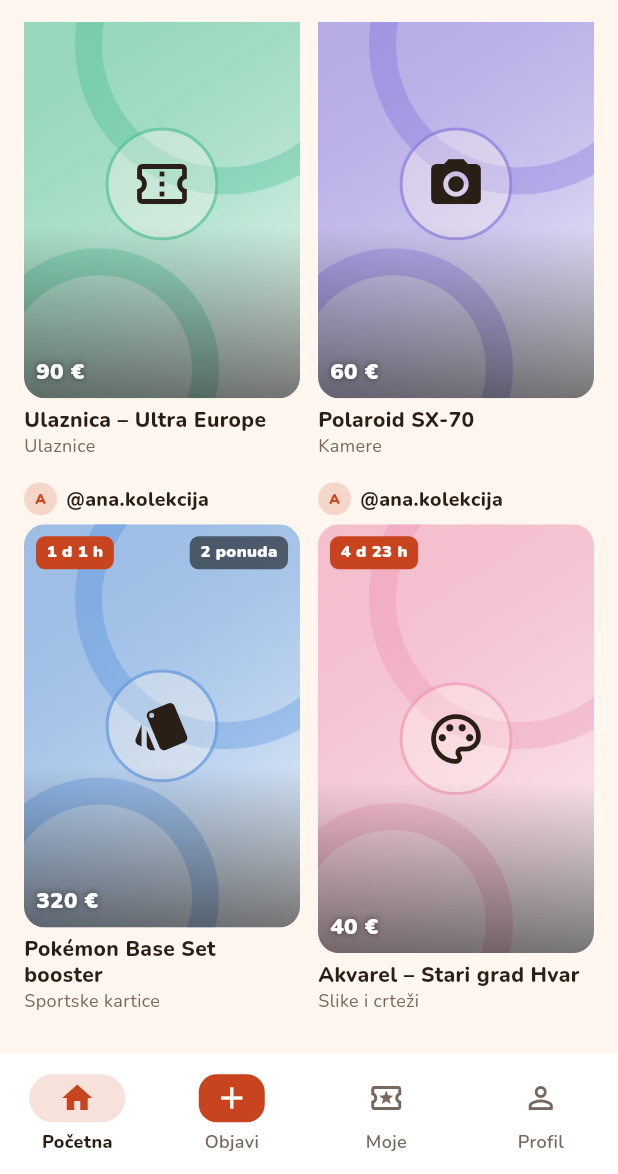
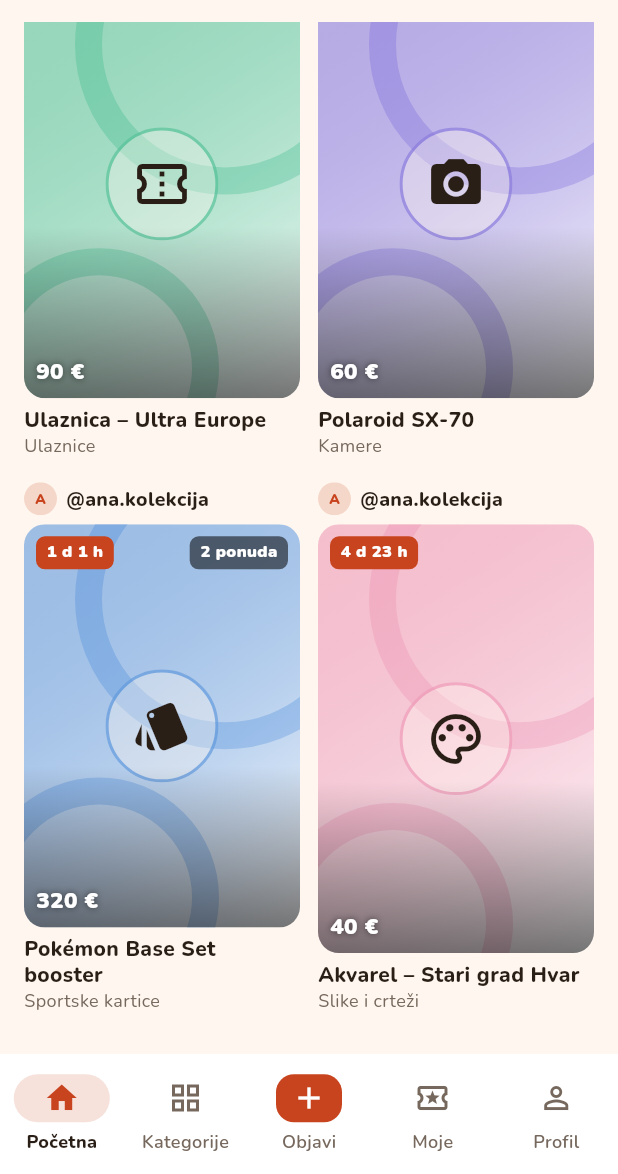
Before and after one commit to Karlo6546541/bot, a Flutter app: the screen it shows after launch, scrolled down 576 dp, on a phone screen of 412 x 824 dp, the part 62-1236 px from its top. Run offline on Flutter 3.47's test engine with Material 3 defaults, Android fonts, the phone set to English and light mode, and no system bars; our stand-ins replace file_picker, flutter_riverpod, hive_flutter, image_picker, share_plus, supabase_flutter and 1 more; missing offline and left inert: dart:js_interop, dart_webrtc, flutter_webrtc; accounts and stored records are empty.

Commit message:
Kategorije tab in the bottom bar
- Početna · Kategorije · Objavi · Moje · Profil; the new tab shows only
  categories grouped by section with item counts; tapping one opens a grid
  of its live shows, auctions and Buy now items (then the swipe feed)
- Category pills removed from Početna
- Widget test for the tab

Co-Authored-By: Claude Opus 5.5 <noreply@anthropic.com>
Claude-Session: https://claude.ai/code/session_01PBov6w7Hus1Rp49XeCqhPo

```diff
--- a/loop_app/lib/l10n/en.dart
+++ b/loop_app/lib/l10n/en.dart
@@ -2200,5 +2200,8 @@ const kEn = <String, String>{
   'Na prodaji': 'For sale',
   'Maksimalna ponuda (ili drži gumb)': 'Max bid (or hold the button)',
   'Napredno: pada cijena, nagradna igra': 'Advanced: price drop, giveaway',
-  'Na predmetu na prodaji dodirni "Pošalji poruku".': 'On an item for sale, tap "Send message".',
+  'Na predmetu na prodaji dodirni "Pošalji poruku".':
+      'On an item for sale, tap "Send message".',
+  'Kategorije': 'Categories',
+  'Kad netko objavi predmet u ovoj kategoriji, bit će ovdje.': 'When someone lists an item in this category, it will show up here.',
 };
--- a/loop_app/lib/screens/home_shell.dart
+++ b/loop_app/lib/screens/home_shell.dart
@@ -6,6 +6,7 @@ import '../providers/app_providers.dart';
 import '../widgets/adaptive_shell.dart';
 import '../widgets/create_sheet.dart';
 import 'auctions_screen.dart';
+import 'categories_screen.dart';
 import 'live_home_screen.dart';
 import 'live_screens.dart';
 import 'profile_screen.dart';
@@ -19,8 +20,7 @@ import 'search_screen.dart';
 import 'wishlists_screen.dart';
 import 'notifications_screen.dart';
 
-/// Glavni okvir: Početna · [+ Objavi] · Moje · Profil (Istraži je spojen
-/// s Početnom — kategorije su pilule na vrhu).
+/// Glavni okvir: Početna · Kategorije · [+ Objavi] · Moje · Profil.
 class HomeShell extends ConsumerStatefulWidget {
   const HomeShell({super.key});
 
@@ -41,6 +41,11 @@ class _HomeShellState extends ConsumerState<HomeShell> {
 
   static List<ShellDestination> get _destinations => [
     ShellDestination(t('Početna'), Icons.home_outlined, Icons.home),
+    ShellDestination(
+      t('Kategorije'),
+      Icons.grid_view_outlined,
+      Icons.grid_view_rounded,
+    ),
     ShellDestination(t('Objavi'), Icons.add, Icons.add, action: true),
     ShellDestination(
       t('Moje'),
@@ -50,9 +55,9 @@ class _HomeShellState extends ConsumerState<HomeShell> {
     ShellDestination(t('Profil'), Icons.person_outline, Icons.person),
   ];
 
-  /// Kartice: 0 Početna, 1 Moje, 2 Profil. U traci je "+" na mjestu 1
-  /// pa su Moje i Profil pomaknuti za jedan.
-  static const _createSlot = 1;
+  /// Kartice: 0 Početna, 1 Kategorije, 2 Moje, 3 Profil. U traci je "+"
+  /// na mjestu 2 pa su Moje i Profil pomaknuti za jedan.
+  static const _createSlot = 2;
   static int _navIndex(int tab) => tab < _createSlot ? tab : tab + 1;
 
   void _onNav(int nav) {
@@ -155,6 +160,7 @@ class _HomeShellState extends ConsumerState<HomeShell> {
         index: _index,
         children: [
           const LiveHomeScreen(),
+          const CategoriesScreen(),
           MyAuctionsView(onBrowse: () => _go(0)),
           const ProfileScreen(),
         ],
--- a/loop_app/lib/screens/live_home_screen.dart
+++ b/loop_app/lib/screens/live_home_screen.dart
@@ -4,10 +4,8 @@ import 'package:flutter/material.dart';
 import 'package:flutter_riverpod/flutter_riverpod.dart';
 
 import '../l10n/tr.dart';
-import '../models/device.dart';
 import '../providers/app_providers.dart';
 import '../theme/app_theme.dart';
-import '../widgets/category_style.dart';
 import '../widgets/trade_actions.dart';
 import 'auctions_screen.dart';
 import 'live_screens.dart';
@@ -49,11 +47,6 @@ class _BuyNow extends _Filter {
   const _BuyNow();
 }
 
-class _Category extends _Filter {
-  const _Category(this.category);
-  final DeviceCategory category;
-}
-
 class _LiveHomeScreenState extends ConsumerState<LiveHomeScreen> {
   Timer? _timer;
   _Filter _filter = const _ForYou();
@@ -85,19 +78,6 @@ class _LiveHomeScreenState extends ConsumerState<LiveHomeScreen> {
     final soon = all.where((i) => i.live?.isScheduled ?? false).toList();
     final auctions = all.where((i) => i.auction != null).toList();
     final buyNow = all.where((i) => i.isBuyNow).toList();
-
-    // Kategorije koje trenutno imaju nešto (najviše prvo).
-    final counts = <DeviceCategory, int>{};
-    for (final i in all) {
-      for (final c in i.categories) {
-        counts[c] = (counts[c] ?? 0) + 1;
-      }
-    }
-    final cats = counts.keys.toList()
-      ..sort((a, b) => counts[b]!.compareTo(counts[a]!));
-    if (_filter case _Category(:final category) when !cats.contains(category)) {
-      _filter = const _ForYou();
-    }
 
     void open(List<BrowseItem> list, int i, String title) =>
         SwipeFeedScreen.open(
@@ -262,10 +242,6 @@ class _LiveHomeScreenState extends ConsumerState<LiveHomeScreen> {
                 )
               : grid('home-soon', soon, t('Uskoro')),
         );
-      case _Category(:final category):
-        final list = all.where((i) => i.categories.contains(category)).toList();
-        slivers.add(const SliverToBoxAdapter(child: SizedBox(height: 12)));
-        slivers.add(grid('home-category', list, category.label));
     }
 
     return CustomScrollView(
@@ -342,17 +318,7 @@ class _LiveHomeScreenState extends ConsumerState<LiveHomeScreen> {
                   selected: _filter is _BuyNow,
                   onTap: () => setState(() => _filter = const _BuyNow()),
                 ),
-                for (final c in cats)
-                  _Pill(
-                    id: c.name,
-                    label: c.label,
-                    icon: c.icon,
-                    selected: switch (_filter) {
-                      _Category(:final category) => category == c,
-                      _ => false,
-                    },
-                    onTap: () => setState(() => _filter = _Category(c)),
-                  ),
+                // Kategorije su u svojoj kartici (donja traka).
               ],
             ),
           ),
@@ -505,14 +471,12 @@ class _Pill extends StatelessWidget {
     required this.label,
     required this.selected,
     required this.onTap,
-    this.icon,
   });
 
   final String id;
   final String label;
   final bool selected;
   final VoidCallback onTap;
-  final IconData? icon;
 
   @override
   Widget build(BuildContext context) {
@@ -531,10 +495,6 @@ class _Pill extends StatelessWidget {
             child: Row(
               mainAxisSize: MainAxisSize.min,
               children: [
-                if (icon != null) ...[
-                  Icon(icon, size: 16, color: fg),
-                  const SizedBox(width: 6),
-                ],
                 Text(
                   label,
                   style: TextStyle(
```
Also changed, not shown: loop_app/lib/screens/categories_screen.dart (added, +204 -0 lines), 2 other files.
